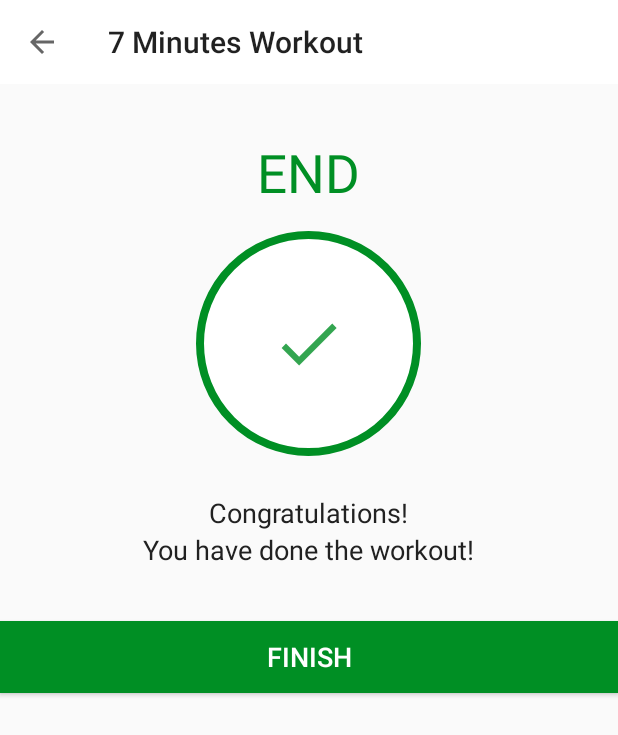
After one commit to itsrdb/Kotlin_7MinuteWorkout, an Android app: the FinishActivity screen opened directly, with no data from a screen before it, on a phone screen of 412 x 824 dp. The commit adds this screen. Shown: the top 735 px of the screen. Run offline under Robolectric (Android 15) with nearby library versions, the phone set to English and light mode, and no system bars.

Commit message:
Added finish activity

```diff
--- a/app/src/main/AndroidManifest.xml
+++ b/app/src/main/AndroidManifest.xml
@@ -10,10 +10,15 @@
         android:supportsRtl="true"
         android:theme="@style/Theme.7MinuteWorkout">
         <activity
+            android:name=".FinishActivity"
+            android:screenOrientation="portrait"
+            android:exported="false"
+            android:theme="@style/Theme.AppCompat.Light.NoActionBar" />
+        <activity
             android:name=".ExerciseActivity"
+            android:exported="false"
             android:screenOrientation="portrait"
-            android:theme="@style/Theme.AppCompat.Light.NoActionBar"
-            android:exported="false" />
+            android:theme="@style/Theme.AppCompat.Light.NoActionBar" />
         <activity
             android:name=".MainActivity"
             android:exported="true"
--- a/app/src/main/java/com/itsrdb/a7minuteworkout/ExerciseActivity.kt
+++ b/app/src/main/java/com/itsrdb/a7minuteworkout/ExerciseActivity.kt
@@ -1,5 +1,6 @@
 package com.itsrdb.a7minuteworkout
 
+import android.content.Intent
 import android.media.MediaPlayer
 import androidx.appcompat.app.AppCompatActivity
 import android.os.Bundle
@@ -97,7 +98,9 @@
                     exerciseAdapter!!.notifyDataSetChanged()
                     setupRestView()
                 }else{
-                    Toast.makeText(this@ExerciseActivity, "Finished", Toast.LENGTH_SHORT).show()
+                    finish()
+                    val intent = Intent(this@ExerciseActivity, FinishActivity::class.java)
+                    startActivity(intent)
                 }
                 Toast.makeText(this@ExerciseActivity, "Moving ahead", Toast.LENGTH_SHORT).show()
             }
--- /dev/null
+++ b/app/src/main/java/com/itsrdb/a7minuteworkout/FinishActivity.kt
@@ -0,0 +1,26 @@
+package com.itsrdb.a7minuteworkout
+
+import androidx.appcompat.app.AppCompatActivity
+import android.os.Bundle
+import kotlinx.android.synthetic.main.activity_finish.*
+
+class FinishActivity : AppCompatActivity() {
+    override fun onCreate(savedInstanceState: Bundle?) {
+        super.onCreate(savedInstanceState)
+        setContentView(R.layout.activity_finish)
+
+        setSupportActionBar(toolbar_finish_activity)
+        val actionbar = supportActionBar
+        if(actionbar != null){
+            actionbar.setDisplayHomeAsUpEnabled(true)   //back button
+        }
+
+        toolbar_finish_activity.setNavigationOnClickListener {
+            onBackPressed()
+        }
+
+        btnFinish.setOnClickListener {
+            finish()
+        }
+    }
+}
--- a/app/src/main/java/com/itsrdb/a7minuteworkout/MainActivity.kt
+++ b/app/src/main/java/com/itsrdb/a7minuteworkout/MainActivity.kt
@@ -15,11 +15,6 @@
         llStart.setOnClickListener {
             intent = Intent(this, ExerciseActivity::class.java)
             startActivity(intent)
-//            Toast.makeText(
-//                this@MainActivity,
-//                "Here we will start the exercise.",
-//                Toast.LENGTH_SHORT
-//            ).show()
         }
     }
 }
--- /dev/null
+++ b/app/src/main/res/drawable/ic_action_done.xml
@@ -0,0 +1,12 @@
+<?xml version="1.0" encoding="utf-8"?>
+<vector xmlns:android="http://schemas.android.com/apk/res/android"
+    android:width="24dp"
+    android:height="24dp"
+    android:viewportWidth="24"
+    android:viewportHeight="24"
+    android:tint="#008F24"
+    android:alpha="0.8">
+    <path
+        android:fillColor="#FF000000"
+        android:pathData="M9,16.2L4.8,12l-1.4,1.4L9,19 21,7l-1.4,-1.4L9,16.2z"/>
+</vector>
--- /dev/null
+++ b/app/src/main/res/layout/activity_finish.xml
@@ -0,0 +1,66 @@
+<?xml version="1.0" encoding="utf-8"?>
+<LinearLayout xmlns:android="http://schemas.android.com/apk/res/android"
+    xmlns:tools="http://schemas.android.com/tools"
+    android:layout_width="match_parent"
+    android:layout_height="match_parent"
+    android:orientation="vertical"
+    android:gravity="center_horizontal"
+    tools:context=".FinishActivity">
+
+    <androidx.appcompat.widget.Toolbar
+        android:id="@+id/toolbar_finish_activity"
+        android:layout_width="match_parent"
+        android:layout_height="?android:attr/actionBarSize"
+        android:background="#FFFFFF" />
+
+    <TextView
+        android:id="@+id/tvEnd"
+        android:layout_width="wrap_content"
+        android:layout_height="wrap_content"
+        android:layout_marginTop="35dp"
+        android:text="END"
+        android:textColor="@color/colorAccent"
+        android:textSize="35sp" />
+
+    <LinearLayout
+        android:layout_width="150dp"
+        android:layout_height="150dp"
+        android:layout_gravity="center"
+        android:layout_marginTop="15dp"
+        android:background="@drawable/item_circular_color_accent_border"
+        android:gravity="center">
+
+        <ImageView
+            android:layout_width="50dp"
+            android:layout_height="50dp"
+            android:contentDescription="@string/image"
+            android:src="@drawable/ic_action_done" />
+    </LinearLayout>
+
+    <TextView
+        android:layout_width="wrap_content"
+        android:layout_height="wrap_content"
+        android:layout_marginTop="25dp"
+        android:text="Congratulations!"
+        android:textColor="#212121"
+        android:textSize="18sp" />
+
+    <TextView
+        android:layout_width="wrap_content"
+        android:layout_height="wrap_content"
+        android:text="You have done the workout!"
+        android:textColor="#212121"
+        android:textSize="18sp" />
+
+    <Button
+        android:id="@+id/btnFinish"
+        android:layout_width="match_parent"
+        android:layout_height="wrap_content"
+        android:layout_gravity="bottom"
+        android:layout_marginTop="35dp"
+        android:background="@color/colorAccent"
+        android:text="FINISH"
+        android:textColor="#FFFFFF"
+        android:textSize="18sp" />
+
+</LinearLayout>
```
